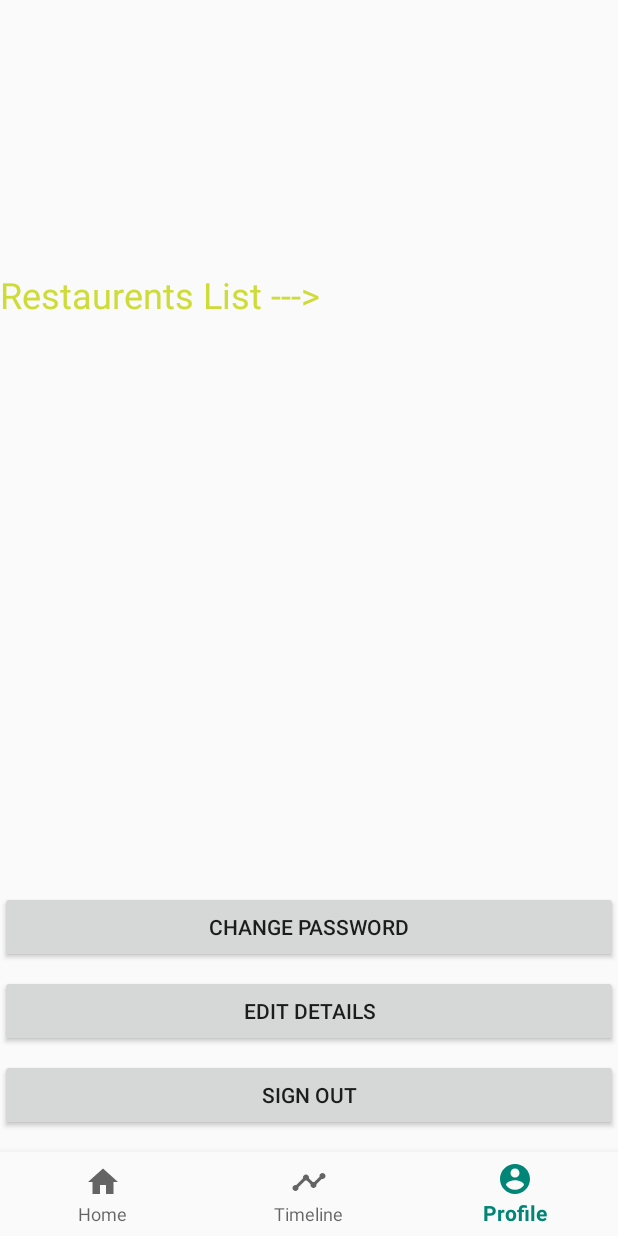
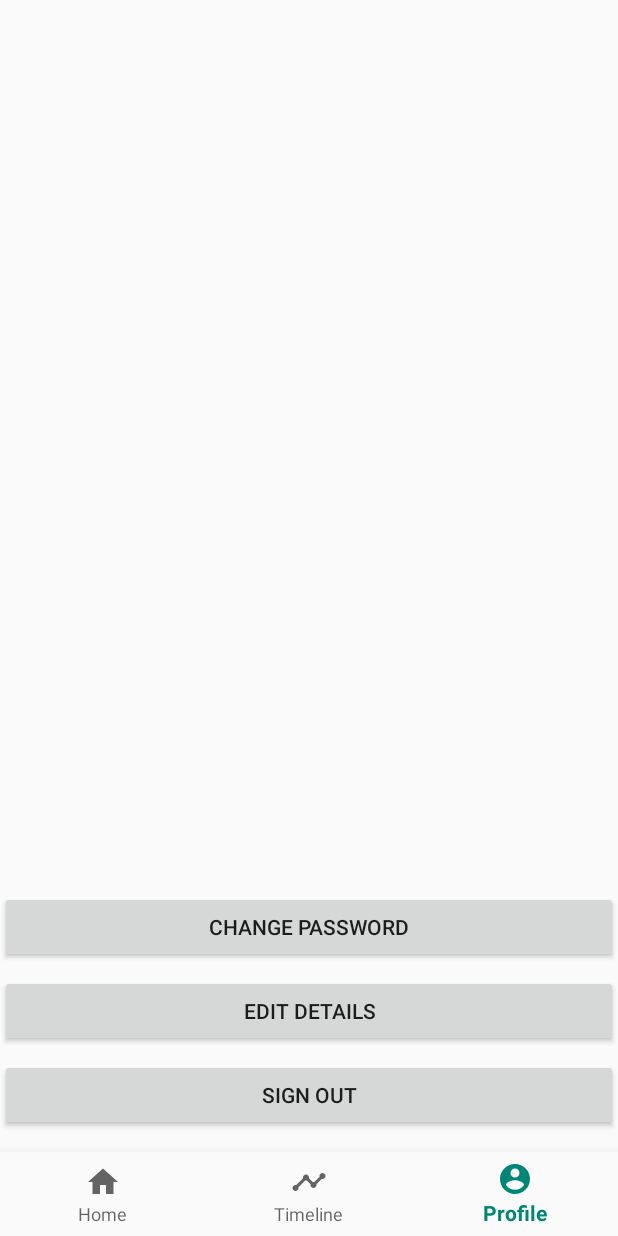
Before and after one commit to Priyansh2024/FoodApp, an Android app: the UserHome screen opened directly, with no data from a screen before it, item 3 of the bottom bar chosen, on a phone screen of 412 x 824 dp. Run offline under Robolectric (Android 15) with nearby library versions, the phone set to English and light mode, and no system bars; our stand-ins replace Firebase (no records; nobody signed in at launch, a user with empty details on screens opened directly).

Commit message:
Initial Commit

```diff
--- a/app/src/main/res/layout/activity_user_home.xml
+++ b/app/src/main/res/layout/activity_user_home.xml
@@ -6,14 +6,7 @@
     android:layout_height="match_parent"
     tools:context=".UserHome">
 
-    <TextView
-        android:id="@+id/textView3"
-        android:layout_width="338dp"
-        android:layout_height="45dp"
-        android:layout_marginTop="180dp"
-        android:text="Restaurents List --->"
-        android:textColor="#CDDC39"
-        android:textSize="24sp" />
+
 
     <FrameLayout
         android:id="@+id/fragment_container"
```
